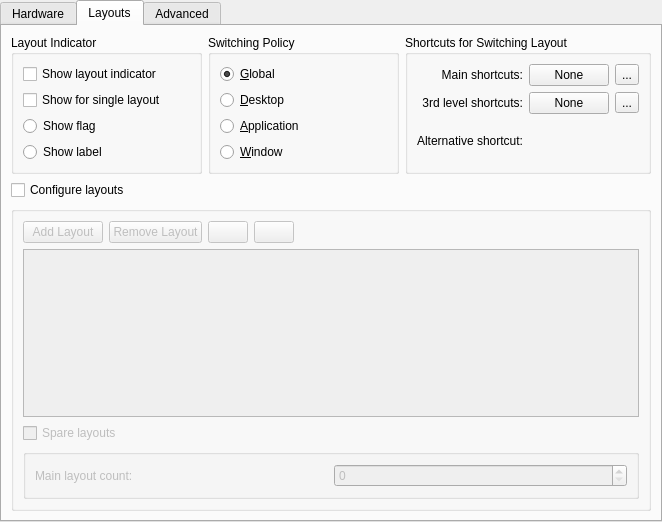
Before: the Qt Designer form kcontrol/keyboard/kcm_keyboard.ui in mgottschlag/kwin-tiling, drawn with Qt 5.
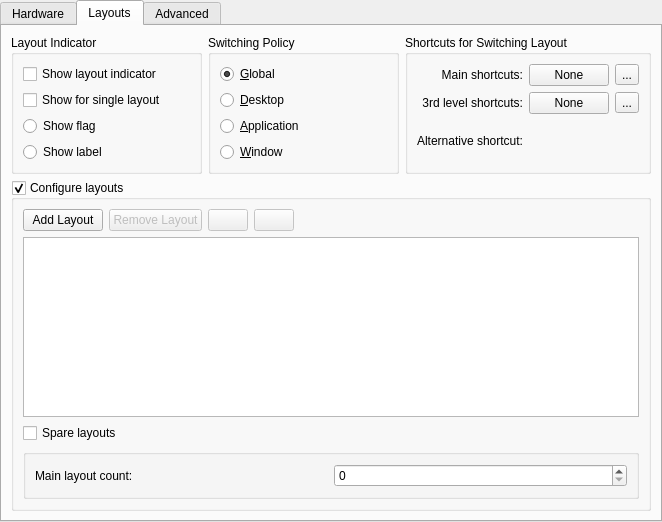
After: the same form once the commit is applied. Custom widgets are drawn as their Qt base class.

```diff
--- a/kcontrol/keyboard/kcm_keyboard.ui
+++ b/kcontrol/keyboard/kcm_keyboard.ui
@@ -268,19 +268,18 @@
      </layout>
     </item>
     <item row="1" column="0">
-     <widget class="QCheckBox" name="configureLayoutsChk">
-      <property name="text">
-       <string>Configure layouts</string>
-      </property>
-     </widget>
-    </item>
-    <item row="2" column="0">
      <widget class="QGroupBox" name="layoutsGroupBox">
       <property name="enabled">
-       <bool>false</bool>
+       <bool>true</bool>
       </property>
       <property name="title">
-       <string/>
+       <string>Configure layouts</string>
+      </property>
+      <property name="flat">
+       <bool>false</bool>
+      </property>
+      <property name="checkable">
+       <bool>true</bool>
       </property>
       <layout class="QVBoxLayout" name="verticalLayout">
        <item>
```
